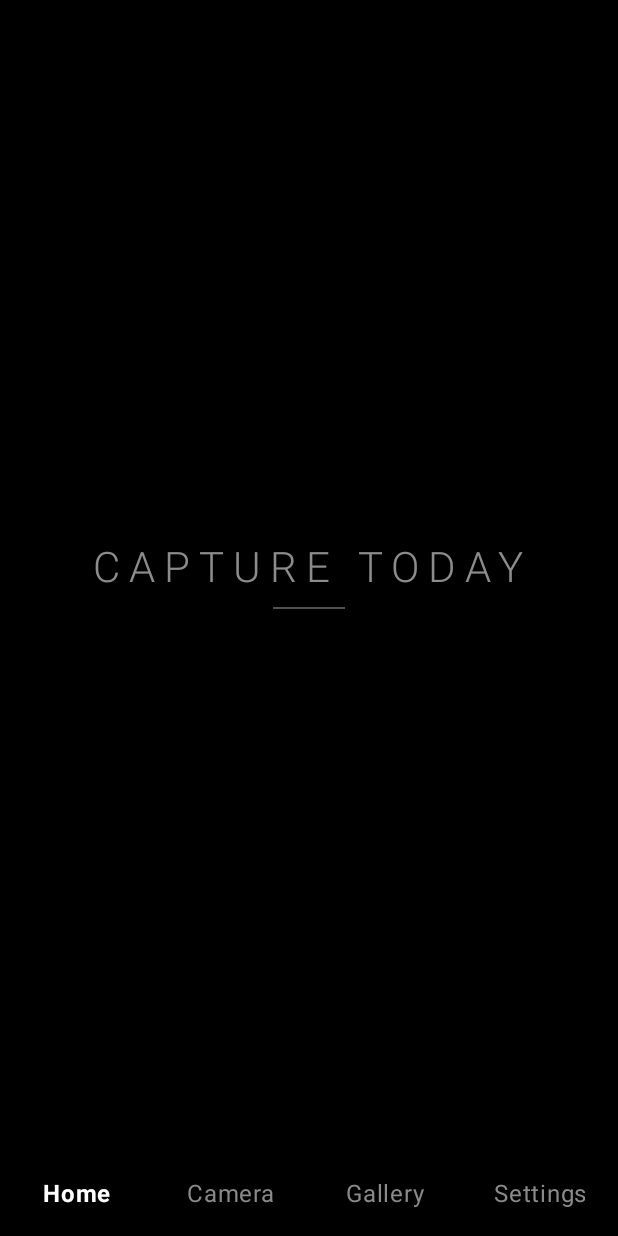
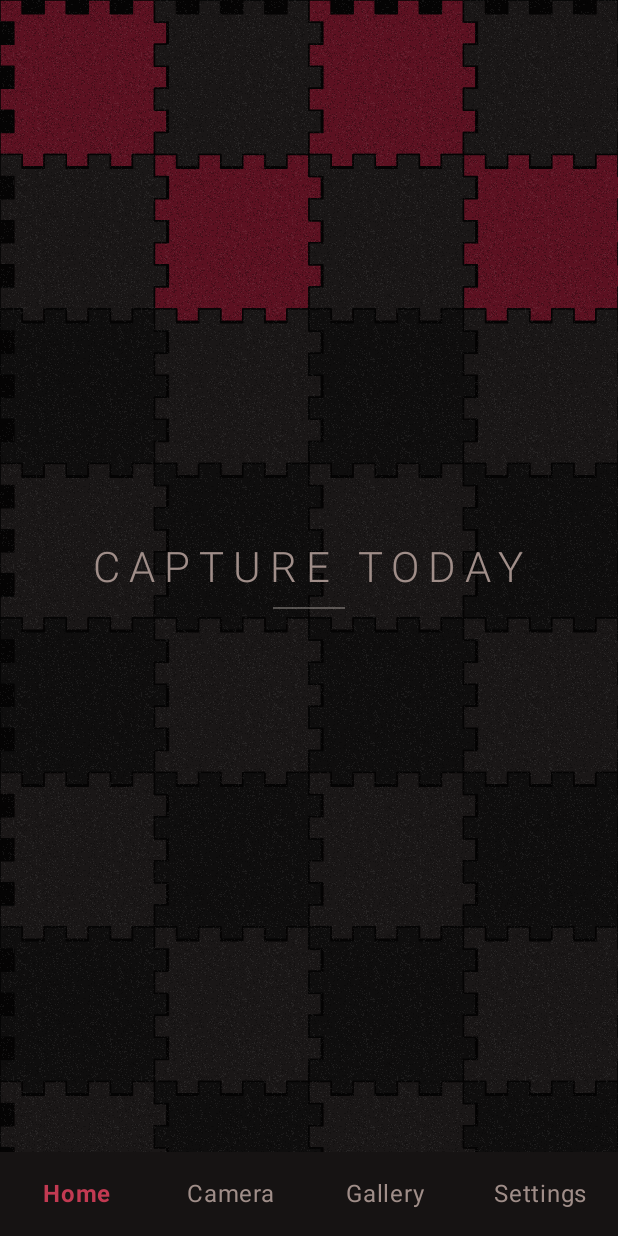
Before and after one commit to Arnav-Deoghare/Sculpt, an Android app built with Jetpack Compose: the screen it shows after launch (MainActivity), on a phone screen of 412 x 824 dp. Run offline under Robolectric (Android 15) with nearby library versions, the phone set to English and light mode, and no system bars; our stand-ins replace Room's generated code.

Commit message:
feature: Theme change to gym floor mat

```diff
--- a/app/src/main/AndroidManifest.xml
+++ b/app/src/main/AndroidManifest.xml
@@ -10,6 +10,8 @@
     <application
         android:name=".SculptApplication"
         android:allowBackup="false"
+        android:icon="@mipmap/ic_launcher"
+        android:roundIcon="@mipmap/ic_launcher_round"
         android:label="@string/app_name"
         android:supportsRtl="true"
         android:theme="@style/Theme.Sculpt">
--- a/app/src/main/java/com/arnav/sculpt/SculptApp.kt
+++ b/app/src/main/java/com/arnav/sculpt/SculptApp.kt
@@ -32,6 +32,7 @@ import com.arnav.sculpt.camera.CameraScreen
 import com.arnav.sculpt.gallery.GalleryScreen
 import com.arnav.sculpt.home.HomeScreen
 import com.arnav.sculpt.settings.SettingsScreen
+import com.arnav.sculpt.ui.theme.MatFloor
 
 private val tabLabels = listOf("Home", "Camera", "Gallery", "Settings")
 private const val TAB_HOME = 0
@@ -43,9 +44,10 @@ fun SculptApp(dark: Boolean, onDarkChange: (Boolean) -> Unit) {
     val activity = LocalContext.current as ComponentActivity
     var tabIndex by rememberSaveable { mutableStateOf(TAB_HOME) }
     val onHome = tabIndex == TAB_HOME
+    val onCamera = tabIndex == TAB_CAMERA
 
-    // The home screen is always black, so it needs light status/navigation bar icons in both themes.
-    val lightIcons = dark || onHome
+    // The camera is always black, so it needs light status/navigation bar icons in both themes.
+    val lightIcons = dark || onCamera
     DisposableEffect(lightIcons) {
         activity.enableEdgeToEdge(
             statusBarStyle = SystemBarStyle.auto(
@@ -60,10 +62,15 @@ fun SculptApp(dark: Boolean, onDarkChange: (Boolean) -> Unit) {
         onDispose { }
     }
 
+    Box(Modifier.fillMaxSize()) {
+        if (!onCamera) {
+            MatFloor(modifier = Modifier.fillMaxSize(), maroonRows = if (onHome) 2 else 0)
+        }
         Scaffold(
-        containerColor = if (onHome) Color.Black else MaterialTheme.colorScheme.background,
+            containerColor = if (onCamera) MaterialTheme.colorScheme.background else Color.Transparent,
+            contentColor = MaterialTheme.colorScheme.onBackground,
             bottomBar = {
-            SculptBottomBar(selected = tabIndex, onBlack = onHome, onSelect = { tabIndex = it })
+                SculptBottomBar(selected = tabIndex, onSelect = { tabIndex = it })
             }
         ) { padding ->
             Box(modifier = Modifier.padding(padding).fillMaxSize()) {
@@ -76,13 +83,11 @@ fun SculptApp(dark: Boolean, onDarkChange: (Boolean) -> Unit) {
             }
         }
     }
+}
 
 @Composable
-private fun SculptBottomBar(selected: Int, onBlack: Boolean, onSelect: (Int) -> Unit) {
-    Surface(
-        color = if (onBlack) Color.Black else MaterialTheme.colorScheme.surfaceContainer,
-        tonalElevation = if (onBlack) 0.dp else 3.dp
-    ) {
+private fun SculptBottomBar(selected: Int, onSelect: (Int) -> Unit) {
+    Surface(color = MaterialTheme.colorScheme.surfaceContainer) {
         Row(
             modifier = Modifier
                 .fillMaxWidth()
@@ -101,12 +106,8 @@ private fun SculptBottomBar(selected: Int, onBlack: Boolean, onSelect: (Int) ->
                     Text(
                         text = label,
                         fontWeight = if (isSelected) FontWeight.Bold else FontWeight.Normal,
-                        color = when {
-                            onBlack && isSelected -> Color.White
-                            onBlack -> Color(0xFF8A8A8A)
-                            isSelected -> MaterialTheme.colorScheme.primary
-                            else -> MaterialTheme.colorScheme.onSurfaceVariant
-                        }
+                        color = if (isSelected) MaterialTheme.colorScheme.primary
+                        else MaterialTheme.colorScheme.onSurfaceVariant
                     )
                 }
             }
--- a/app/src/main/java/com/arnav/sculpt/home/HomeScreen.kt
+++ b/app/src/main/java/com/arnav/sculpt/home/HomeScreen.kt
@@ -20,6 +20,7 @@ import androidx.compose.foundation.layout.fillMaxSize
 import androidx.compose.foundation.layout.height
 import androidx.compose.foundation.layout.padding
 import androidx.compose.foundation.layout.width
+import androidx.compose.material3.MaterialTheme
 import androidx.compose.material3.Text
 import androidx.compose.runtime.Composable
 import androidx.compose.runtime.collectAsState
@@ -61,7 +62,7 @@ private fun todayState(photos: List<PhotoEntity>, poses: List<PoseEntity>): Toda
 }
 
 /**
- * The home screen: a plain black screen with one or two text buttons.
+ * The home screen: one or two text buttons over the mat floor drawn behind the app.
  * Until the guided capture flow exists, every button just opens the camera.
  */
 @Composable
@@ -72,9 +73,7 @@ fun HomeScreen(onOpenCamera: () -> Unit) {
     val state = remember(photos, poses) { todayState(photos, poses) }
 
     Box(
-        modifier = Modifier
-            .fillMaxSize()
-            .background(Color.Black),
+        modifier = Modifier.fillMaxSize(),
         contentAlignment = Alignment.Center
     ) {
         Column(
@@ -124,8 +123,9 @@ private fun FancyTextButton(text: String, primary: Boolean, onClick: () -> Unit)
         label = "glow"
     )
 
-    val base = if (primary) Color(0xFF8C8C8C) else Color(0xFF555555)
-    val highlight = if (primary) Color.White else Color(0xFFB5B5B5)
+    val colors = MaterialTheme.colorScheme
+    val base = if (primary) colors.onSurfaceVariant else colors.outline
+    val highlight = if (primary) colors.onBackground else colors.onSurfaceVariant
     val brush = Brush.linearGradient(
         colors = listOf(base, highlight, base),
         start = Offset(sweep, 0f),
--- /dev/null
+++ b/app/src/main/java/com/arnav/sculpt/ui/theme/MatFloor.kt
@@ -0,0 +1,130 @@
+package com.arnav.sculpt.ui.theme
+
+import androidx.compose.foundation.layout.Box
+import androidx.compose.foundation.layout.BoxScope
+import android.graphics.Bitmap
+import androidx.compose.runtime.Composable
+import androidx.compose.runtime.remember
+import androidx.compose.ui.Modifier
+import androidx.compose.ui.draw.drawWithCache
+import androidx.compose.ui.graphics.ImageShader
+import androidx.compose.ui.graphics.Path
+import androidx.compose.ui.graphics.ShaderBrush
+import androidx.compose.ui.graphics.StrokeJoin
+import androidx.compose.ui.graphics.TileMode
+import androidx.compose.ui.graphics.asImageBitmap
+import androidx.compose.ui.graphics.drawscope.Stroke
+import androidx.compose.ui.graphics.toArgb
+import kotlin.math.ceil
+import kotlin.random.Random
+
+private const val TILES_ACROSS = 4
+private const val TEETH_PER_EDGE = 3
+private const val GRAIN_SIZE = 128
+
+/** A small speckle texture, tiled over the floor. Cheap to build and to draw. */
+private fun grainBitmap(light: Int, dark: Int): Bitmap {
+    val random = Random(4)
+    val pixels = IntArray(GRAIN_SIZE * GRAIN_SIZE) {
+        when (random.nextInt(100)) {
+            in 0..7 -> light
+            in 8..19 -> dark
+            else -> 0
+        }
+    }
+    return Bitmap.createBitmap(pixels, GRAIN_SIZE, GRAIN_SIZE, Bitmap.Config.ARGB_8888)
+}
+
+/**
+ * A floor of interlocking rubber gym-mat tiles with a speckled grain.
+ * The top [maroonRows] rows of tiles are maroon; the rest alternate black and charcoal.
+ */
+@Composable
+fun MatFloor(
+    modifier: Modifier = Modifier,
+    maroonRows: Int = 0,
+    content: @Composable BoxScope.() -> Unit = {}
+) {
+    val mat = LocalMatColors.current
+    val grain = remember(mat) {
+        ShaderBrush(
+            ImageShader(
+                grainBitmap(mat.grainLight.toArgb(), mat.grainDark.toArgb()).asImageBitmap(),
+                TileMode.Repeated,
+                TileMode.Repeated
+            )
+        )
+    }
+    Box(
+        modifier = modifier.drawWithCache {
+            val tile = size.width / TILES_ACROSS
+            val cols = ceil(size.width / tile).toInt()
+            val rows = ceil(size.height / tile).toInt()
+            val tooth = tile * 0.08f
+            val seamStroke = Stroke(width = 1.5f, join = StrokeJoin.Round)
+
+            val tiles = buildList {
+                for (r in 0 until rows) for (c in 0 until cols) {
+                    val checker = (r + c) % 2 == 0
+                    val color = when {
+                        r < maroonRows -> if (checker) mat.maroonA else mat.tileB
+                        else -> if (checker) mat.tileA else mat.tileB
+                    }
+                    add(tilePath(c * tile, r * tile, tile, tooth) to color)
+                }
+            }
+
+            onDrawBehind {
+                drawRect(mat.seam)
+                tiles.forEach { (path, color) ->
+                    drawPath(path, color)
+                    drawPath(path, mat.seam, style = seamStroke)
+                }
+                drawRect(grain)
+            }
+        },
+        content = content
+    )
+}
+
+/**
+ * One tile: teeth stick out of the right and bottom edges and notches are cut into the left and top
+ * edges, so a tile's teeth slot into its neighbors' notches.
+ */
+private fun tilePath(x: Float, y: Float, s: Float, depth: Float): Path {
+    val segments = 2 * TEETH_PER_EDGE + 1
+    val unit = s / segments
+    val notch = depth + 1.5f
+    return Path().apply {
+        moveTo(x, y)
+        for (k in 0 until segments) {
+            val a = x + k * unit
+            val b = a + unit
+            if (k % 2 == 1) {
+                lineTo(a, y + notch); lineTo(b, y + notch); lineTo(b, y)
+            } else lineTo(b, y)
+        }
+        for (k in 0 until segments) {
+            val a = y + k * unit
+            val b = a + unit
+            if (k % 2 == 1) {
+                lineTo(x + s + depth, a); lineTo(x + s + depth, b); lineTo(x + s, b)
+            } else lineTo(x + s, b)
+        }
+        for (k in 0 until segments) {
+            val a = x + s - k * unit
+            val b = a - unit
+            if (k % 2 == 1) {
+                lineTo(a, y + s + depth); lineTo(b, y + s + depth); lineTo(b, y + s)
+            } else lineTo(b, y + s)
+        }
+        for (k in 0 until segments) {
+            val a = y + s - k * unit
+            val b = a - unit
+            if (k % 2 == 1) {
+                lineTo(x + notch, a); lineTo(x + notch, b); lineTo(x, b)
+            } else lineTo(x, b)
+        }
+        close()
+    }
+}
--- a/app/src/main/java/com/arnav/sculpt/ui/theme/Theme.kt
+++ b/app/src/main/java/com/arnav/sculpt/ui/theme/Theme.kt
@@ -4,11 +4,86 @@ import androidx.compose.material3.MaterialTheme
 import androidx.compose.material3.darkColorScheme
 import androidx.compose.material3.lightColorScheme
 import androidx.compose.runtime.Composable
+import androidx.compose.runtime.CompositionLocalProvider
+import androidx.compose.runtime.staticCompositionLocalOf
+import androidx.compose.ui.graphics.Color
+
+/** Colors for the rubber-mat floor drawn by [MatFloor]. */
+data class MatColors(
+    val tileA: Color,
+    val tileB: Color,
+    val maroonA: Color,
+    val maroonB: Color,
+    val seam: Color,
+    val grainLight: Color,
+    val grainDark: Color
+)
+
+private val DarkMat = MatColors(
+    tileA = Color(0xFF0F0E0E),
+    tileB = Color(0xFF1A1717),
+    maroonA = Color(0xFF5C1121),
+    maroonB = Color(0xFF4A0D1A),
+    seam = Color(0xFF050404),
+    grainLight = Color(0x0FFFFFFF),
+    grainDark = Color(0x40000000)
+)
+
+private val LightMat = MatColors(
+    tileA = Color(0xFFF1E8E3),
+    tileB = Color(0xFFE8DCD6),
+    maroonA = Color(0xFF8E2A3E),
+    maroonB = Color(0xFF7A1A2E),
+    seam = Color(0xFFCDBBB5),
+    grainLight = Color(0x33FFFFFF),
+    grainDark = Color(0x14000000)
+)
+
+val LocalMatColors = staticCompositionLocalOf { DarkMat }
+
+private val DarkScheme = darkColorScheme(
+    primary = Color(0xFFC23A52),
+    onPrimary = Color.White,
+    primaryContainer = Color(0xFF5C1121),
+    onPrimaryContainer = Color(0xFFEDE3DC),
+    secondary = Color(0xFFB08A90),
+    onSecondary = Color(0xFF1A1717),
+    background = Color(0xFF0F0E0E),
+    onBackground = Color(0xFFEDE3DC),
+    surface = Color(0xFF0F0E0E),
+    onSurface = Color(0xFFEDE3DC),
+    surfaceVariant = Color(0xFF2A2323),
+    onSurfaceVariant = Color(0xFFA08E89),
+    surfaceContainer = Color(0xFF161313),
+    surfaceContainerHigh = Color(0xFF211C1C),
+    outline = Color(0xFF6B5A58),
+    outlineVariant = Color(0xFF3A2F2F)
+)
+
+private val LightScheme = lightColorScheme(
+    primary = Color(0xFF7A1A2E),
+    onPrimary = Color.White,
+    primaryContainer = Color(0xFFF2CFD5),
+    onPrimaryContainer = Color(0xFF3F0B16),
+    secondary = Color(0xFF8A5560),
+    background = Color(0xFFF6F0EC),
+    onBackground = Color(0xFF1C1414),
+    surface = Color(0xFFF6F0EC),
+    onSurface = Color(0xFF1C1414),
+    surfaceVariant = Color(0xFFE8DCD7),
+    onSurfaceVariant = Color(0xFF5E4C49),
+    surfaceContainer = Color(0xFFEFE4DF),
+    surfaceContainerHigh = Color(0xFFE6D9D3),
+    outline = Color(0xFF8A7571),
+    outlineVariant = Color(0xFFD2C2BD)
+)
 
 @Composable
 fun SculptTheme(darkTheme: Boolean = true, content: @Composable () -> Unit) {
-    MaterialTheme(
-        colorScheme = if (darkTheme) darkColorScheme() else lightColorScheme(),
-        content = content
-    )
+    CompositionLocalProvider(LocalMatColors provides if (darkTheme) DarkMat else LightMat) {
+        MaterialTheme(
+            colorScheme = if (darkTheme) DarkScheme else LightScheme,
+            content = content
+        )
+    }
 }
--- /dev/null
+++ b/app/src/main/res/mipmap-anydpi-v26/ic_launcher.xml
@@ -0,0 +1,6 @@
+<?xml version="1.0" encoding="utf-8"?>
+<adaptive-icon xmlns:android="http://schemas.android.com/apk/res/android">
+    <background android:drawable="@color/ic_launcher_background" />
+    <foreground android:drawable="@drawable/ic_launcher_foreground" />
+    <monochrome android:drawable="@drawable/ic_launcher_foreground" />
+</adaptive-icon>
--- /dev/null
+++ b/app/src/main/res/mipmap-anydpi-v26/ic_launcher_round.xml
@@ -0,0 +1,6 @@
+<?xml version="1.0" encoding="utf-8"?>
+<adaptive-icon xmlns:android="http://schemas.android.com/apk/res/android">
+    <background android:drawable="@color/ic_launcher_background" />
+    <foreground android:drawable="@drawable/ic_launcher_foreground" />
+    <monochrome android:drawable="@drawable/ic_launcher_foreground" />
+</adaptive-icon>
--- /dev/null
+++ b/app/src/main/res/values/ic_launcher_background.xml
@@ -0,0 +1,4 @@
+<?xml version="1.0" encoding="utf-8"?>
+<resources>
+    <color name="ic_launcher_background">#050404</color>
+</resources>
```
Also changed, not shown: app/src/main/res/drawable/ic_launcher_foreground.xml (added, +61 -0 lines). Lines whose indentation alone changed are shown as unchanged.
